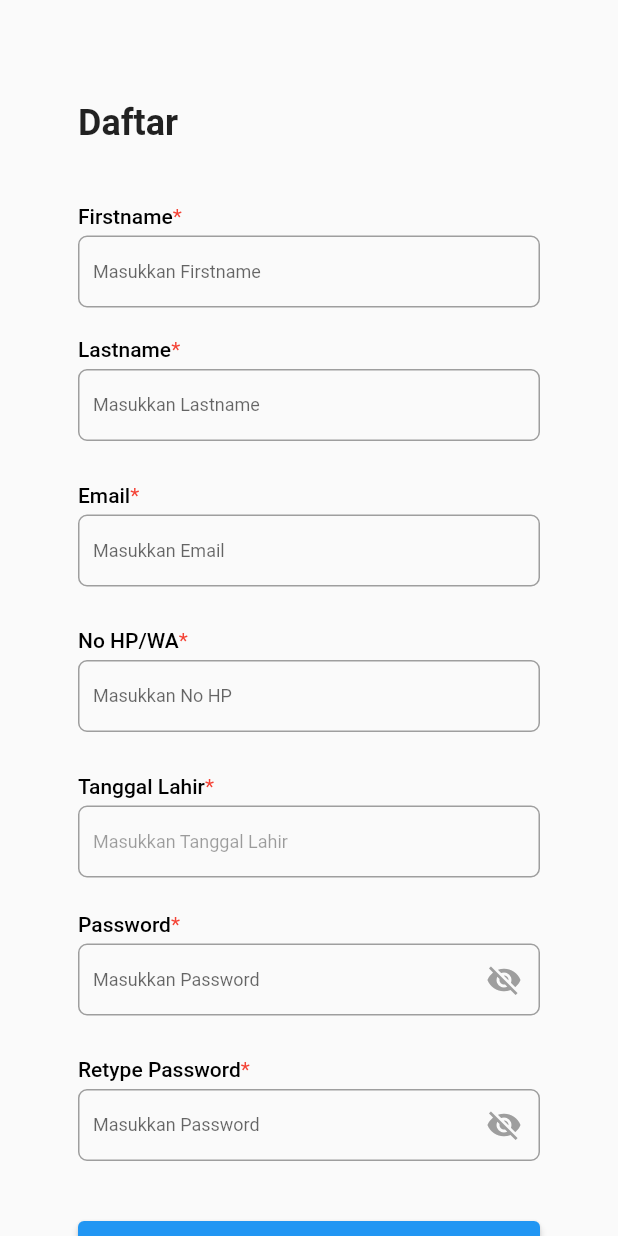
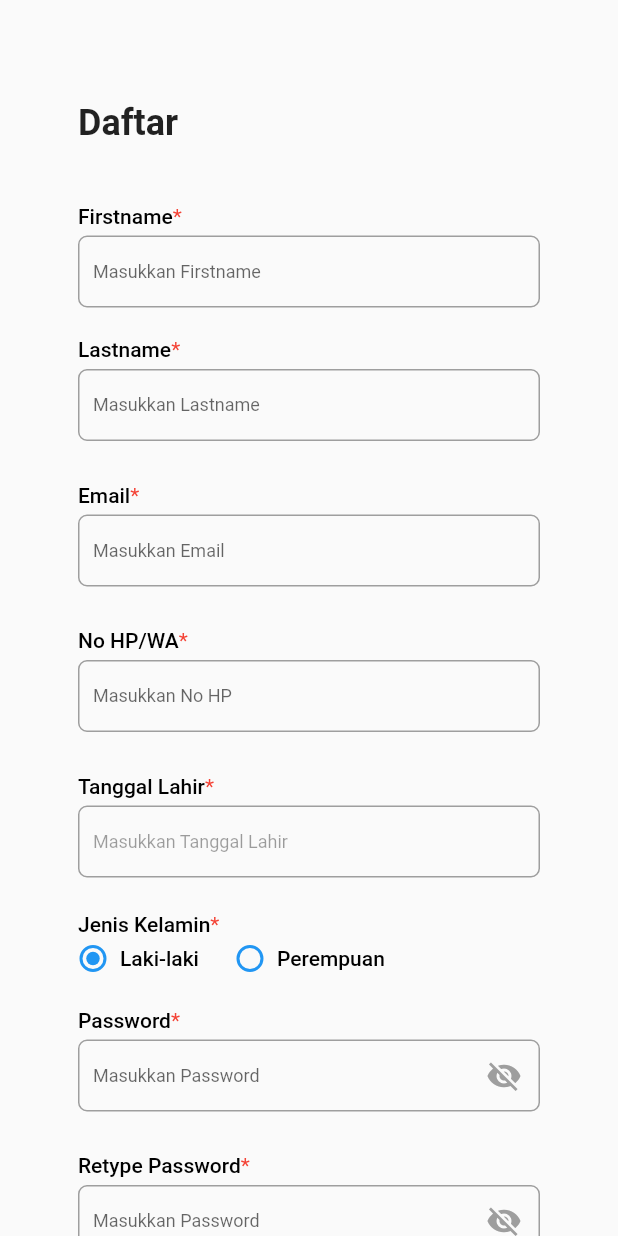
Before and after one commit to ArtaRizki/koffiesoft_test, a Flutter app: the RegisterView screen opened directly, on a phone screen of 412 x 824 dp. Run offline on Flutter 3.47's test engine with Material 2 defaults, Android fonts, the phone set to English and light mode, and no system bars; our stand-ins replace connectivity_plus, dio, flutter_riverpod, fluttertoast, get, keyboard_actions and 5 more; accounts and stored records are empty.

Commit message:
tinggal errorcek

```diff
--- a/lib/providers/register_provider.dart
+++ b/lib/providers/register_provider.dart
@@ -18,6 +18,7 @@ class RegisterProvider extends ChangeNotifier {
   String _passwordValue = "";
   String _reTypePasswordValue = "";
   String _tglLahir = "";
+  int _jenisKelamin = 1;
   bool _batalOtpTelepon = false;
 
   int _userId = 0;
@@ -51,6 +52,13 @@ class RegisterProvider extends ChangeNotifier {
 
   set tglLahir(value) {
     _tglLahir = value;
+    notifyListeners();
+  }
+
+  get jenisKelamin => _jenisKelamin;
+
+  set jenisKelamin(value) {
+    _jenisKelamin = value;
     notifyListeners();
   }
 
--- a/lib/views/register_view.dart
+++ b/lib/views/register_view.dart
@@ -100,12 +100,15 @@ class _RegisterViewState extends State<RegisterView> {
         tanggalLahirTitle(),
         tanggalLahirField(),
         tanggalLahirErrorText(),
+        jenisKelaminTitle(),
+        jenisKelaminField(),
         passwordTitle(),
         passwordField(),
         passwordErrorText(),
         reTypePasswordTitle(),
         reTypePasswordField(),
         reTypePasswordErrorText(),
+        loginButton(),
         registerButton()
       ];
 
@@ -441,6 +444,58 @@ class _RegisterViewState extends State<RegisterView> {
         style: redValidateErrorRequired());
   }
 
+  jenisKelaminTitle() {
+    return Padding(
+      padding: const EdgeInsets.only(top: 8),
+      child: Row(
+        children: [
+          Text('Jenis Kelamin', style: inter14Medium()),
+          Text('*', style: redRequired())
+        ],
+      ),
+    );
+  }
+
+  jenisKelaminField() {
+    return Padding(
+      padding: const EdgeInsets.only(top: 5, bottom: 15),
+      child: Row(
+        // crossAxisAlignment: CrossAxisAlignment.start,
+        children: [
+          SizedBox(
+            width: 20,
+            height: 20,
+            child: Radio(
+              fillColor: MaterialStateProperty.all(Colors.blue),
+              value: 1,
+              groupValue: rp.jenisKelamin,
+              onChanged: (value) {
+                rp.jenisKelamin = value as int?;
+              },
+            ),
+          ),
+          const SizedBox(width: 8),
+          Text("Laki-laki", style: inter14Medium()),
+          const SizedBox(width: 24),
+          SizedBox(
+            width: 20,
+            height: 20,
+            child: Radio(
+              fillColor: MaterialStateProperty.all(Colors.blue),
+              value: 2,
+              groupValue: rp.jenisKelamin,
+              onChanged: (value) {
+                rp.jenisKelamin = value as int?;
+              },
+            ),
+          ),
+          const SizedBox(width: 8),
+          Text("Perempuan", style: inter14Medium()),
+        ],
+      ),
+    );
+  }
+
   checkFirstname(String? val) {
     String? msg = registerFirstname(val);
     rp.firstnameEmpty = msg != null;
@@ -485,6 +540,26 @@ class _RegisterViewState extends State<RegisterView> {
     rp.tglLahirError = msg ?? "";
   }
 
+  Widget loginButton() {
+    return rp.isLoading
+        ? const SizedBox()
+        : InkWell(
+            // onTap: () => null,
+            onTap: () => routes.loginView(),
+            child: const Align(
+              alignment: Alignment.center,
+              child: Text(
+                "Sudah Punya Akun ? masuk di sini",
+                style: TextStyle(
+                  color: Colors.blue,
+                  fontSize: 16,
+                  decoration: TextDecoration.underline,
+                ),
+              ),
+            ),
+          );
+  }
+
   registerButton() {
     if (rp.isLoading) {
       return Padding(
@@ -513,15 +588,17 @@ class _RegisterViewState extends State<RegisterView> {
           checkReTypePassword(rp.reTypePasswordValue, rp.passwordValue, true);
           Map<String, dynamic> result =
               await registerService.registerUser(context);
-          // await otpWindow(context, emailHp: emailC.text);
+
           // log("LOGIN RESULT : $result");
           if (result['status']['kode'] == 'success') {
-            firstnameC.text = "";
-            lastnameC.text = "";
-            tanggalLahirC.text = "";
-            passwordC.text = "";
-            reTypePasswordC.text = "";
-            await routes.loginView();
+            // firstnameC.text = "";
+            // lastnameC.text = "";
+            // tanggalLahirC.text = "";
+            // passwordC.text = "";
+            // reTypePasswordC.text = "";
+            await otpWindow(navigatorKey.currentState!.context,
+                emailHp: emailC.text);
+            // await routes.loginView();
           } else {}
           rp.isLoading = false;
         },
@@ -621,9 +698,11 @@ class _RegisterViewState extends State<RegisterView> {
                                 log("DATE 2 : ${DateTime.now()}");
                                 setState(() => _selectedTglLahir = value);
                                 checkTanggalLahir(_selectedTglLahir.toString());
-                                rp.tglLahir =
+                                String tglLahir =
                                     convertTglInggris(value.toString());
-                                log("DATE 3 : ${convertTglInggris(value.toString())}");
+                                tglLahir = tglLahir.substring(0, 10);
+                                rp.tglLahir = tglLahir;
+                                log("DATE 3 : ${rp.tglLahir}");
                                 setState(() {});
                               },
                             ),
@@ -653,7 +732,7 @@ class _RegisterViewState extends State<RegisterView> {
         onPressed: () async {
           // _selectedTglLahir = _selectedTglLahir;
           log("SELECTED DATE : $_selectedTglLahir");
-          rp.tglLahir = _selectedTglLahir.toString();
+          // rp.tglLahir = _selectedTglLahir.toString();
           checkTanggalLahir(_selectedTglLahir.toString());
           setState(() {});
 
```
Also changed, not shown: lib/libraries/dialog.dart (+17 -17 lines), lib/libraries/dio_client.dart (+9 -5 lines), lib/services/register_service.dart (+23 -10 lines), lib/views/login_view.dart (+6 -3 lines), lib/views/welcome_view.dart (+8 -4 lines).
